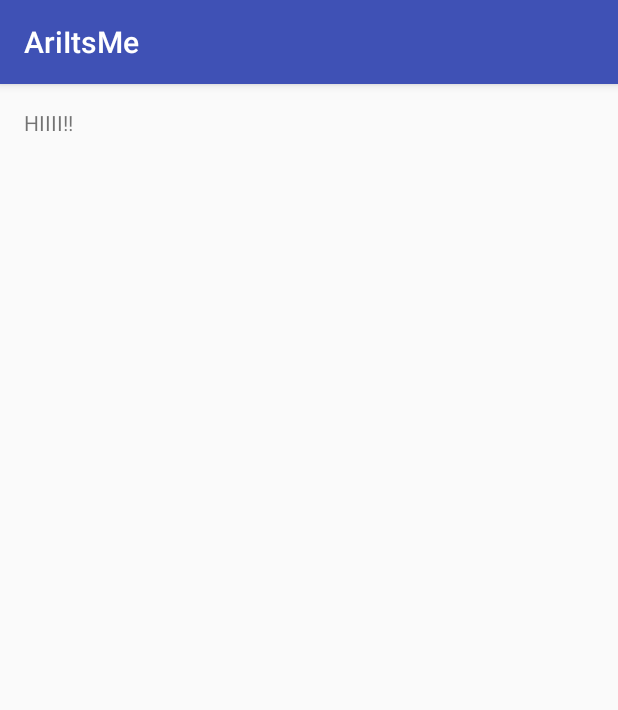
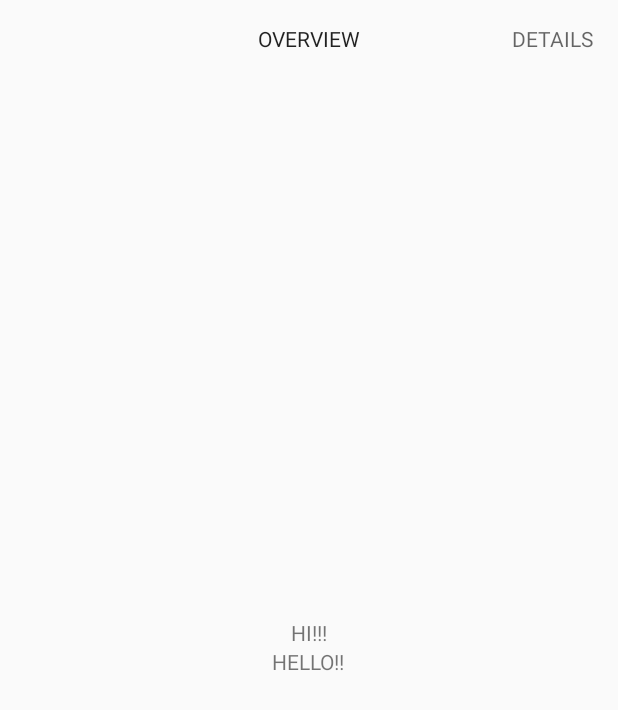
Before and after one commit to technoAri/AriItsMe, an Android app: the ExperienceActivity screen opened directly, with no data from a screen before it, on a phone screen of 412 x 824 dp. Shown: the top 710 px of the screen. Run offline under Robolectric (Android 15) with nearby library versions, the phone set to English and light mode, and no system bars.

Commit message:
View Pager added in Experience

```diff
--- a/app/src/main/java/com/example/hppc/ariitsme/Activities/ExperienceActivity.java
+++ b/app/src/main/java/com/example/hppc/ariitsme/Activities/ExperienceActivity.java
@@ -1,15 +1,85 @@
 package com.example.hppc.ariitsme.Activities;
 
-import android.support.v7.app.AppCompatActivity;
+
+import android.support.v4.app.Fragment;
+import android.support.v4.app.FragmentActivity;
+import android.support.v4.app.FragmentManager;
+import android.support.v4.app.FragmentPagerAdapter;
+import android.support.v4.view.ViewPager;
 import android.os.Bundle;
+import android.view.View;
+import android.widget.TextView;
 
+import com.example.hppc.ariitsme.Fragments.MyFragment;
 import com.example.hppc.ariitsme.R;
 
-public class ExperienceActivity extends AppCompatActivity {
+import java.util.ArrayList;
+import java.util.List;
+
+public class ExperienceActivity extends FragmentActivity {
+
+    MyPageAdapter pageAdapter;
+    TextView tv1, tv2;
 
     @Override
     protected void onCreate(Bundle savedInstanceState) {
         super.onCreate(savedInstanceState);
         setContentView(R.layout.activity_experience);
+
+        List<Fragment> fragments = getFragments();
+
+        pageAdapter = new MyPageAdapter(getSupportFragmentManager(), fragments);
+
+        ViewPager pager =
+
+                (ViewPager)findViewById(R.id.viewpager);
+
+        pager.setAdapter(pageAdapter);
+
+        tv1 = (TextView)findViewById(R.id.tv1);
+        tv2 = (TextView)findViewById(R.id.tv2);
+
     }
+
+    private List<Fragment> getFragments(){
+        List<Fragment> fList = new ArrayList<Fragment>();
+
+        fList.add(MyFragment.newInstance("HI!!!"));
+//        tv2.setVisibility(View.INVISIBLE);
+        fList.add(MyFragment.newInstance("HELLO!!"));
+//        tv2.setVisibility(View.VISIBLE);
+//        tv1.setVisibility(View.INVISIBLE);
+
+        //fList.add(MyFragment.newInstance("Fragment 3"));
+
+        return fList;
+    }
+
+    private class MyPageAdapter extends FragmentPagerAdapter {
+        private List<Fragment> fragments;
+
+        private String tabTitles[] = new String[] { "OVERVIEW", "DETAILS", "" };
+
+
+        public MyPageAdapter(FragmentManager fm, List<Fragment> fragments) {
+            super(fm);
+            this.fragments = fragments;
+        }
+        @Override
+        public Fragment getItem(int position) {
+            return this.fragments.get(position);
+        }
+
+        @Override
+        public CharSequence getPageTitle(int position) {
+            // Generate title based on item position
+            return tabTitles[position];
+        }
+
+        @Override
+        public int getCount() {
+            return this.fragments.size();
+        }
+    }
+
 }
--- /dev/null
+++ b/app/src/main/java/com/example/hppc/ariitsme/Fragments/MyFragment.java
@@ -0,0 +1,37 @@
+package com.example.hppc.ariitsme.Fragments;
+
+import android.os.Bundle;
+import android.support.v4.app.Fragment;
+import android.view.LayoutInflater;
+import android.view.View;
+import android.view.ViewGroup;
+import android.widget.TextView;
+
+import com.example.hppc.ariitsme.R;
+
+/**
+ * Created by HP PC on 8/31/2016.
+ */
+public class MyFragment extends Fragment {
+    public static final String EXTRA_MESSAGE = "EXTRA_MESSAGE";
+    public static final MyFragment newInstance(String message)
+    {
+        MyFragment f = new MyFragment();
+        Bundle bdl = new Bundle(1);
+        bdl.putString(EXTRA_MESSAGE, message);
+        f.setArguments(bdl);
+        return f;
+    }
+    @Override
+    public View onCreateView(LayoutInflater inflater, ViewGroup container,
+                             Bundle savedInstanceState) {
+        String message = getArguments().getString(EXTRA_MESSAGE);
+        View v = inflater.inflate(R.layout.myfragment_layout, container, false);
+        TextView messageTextView = (TextView) v.findViewById(R.id.tv1);
+        //TextView messageTextView2 = (TextView) v.findViewById(R.id.tv2);
+        messageTextView.setText(message);
+//        TextView tvTitle = (TextView) v.findViewById(R.id.tvTitle);
+//        tvTitle.setText("Fragment #" + mPage);
+        return v;
+    }
+}
--- a/app/src/main/res/layout/activity_experience.xml
+++ b/app/src/main/res/layout/activity_experience.xml
@@ -9,8 +9,16 @@
     android:paddingTop="@dimen/activity_vertical_margin"
     tools:context="com.example.hppc.ariitsme.Activities.ExperienceActivity">
 
-    <TextView
-        android:layout_width="wrap_content"
-        android:layout_height="wrap_content"
-        android:text="HIIII!!"/>
+    <android.support.v4.view.ViewPager
+        android:id="@+id/viewpager"
+        android:layout_width="fill_parent"
+        android:layout_height="fill_parent">
+
+        <android.support.v4.view.PagerTitleStrip
+            android:id="@+id/titleVP"
+            android:layout_width="wrap_content"
+            android:layout_height="wrap_content"
+            android:layout_gravity="top" />
+    </android.support.v4.view.ViewPager>
+
 </RelativeLayout>
--- /dev/null
+++ b/app/src/main/res/layout/myfragment_layout.xml
@@ -0,0 +1,30 @@
+<?xml version="1.0" encoding="utf-8"?>
+<RelativeLayout xmlns:android="http://schemas.android.com/apk/res/android"
+    android:layout_width="match_parent"
+    android:layout_height="match_parent"
+    android:orientation="vertical" >
+    <TextView
+        android:id="@+id/textView"
+        android:layout_width="wrap_content"
+        android:layout_height="wrap_content"
+        android:gravity="center" />
+
+    <TextView
+        android:id="@+id/tvTitle"
+        android:layout_width="match_parent"
+        android:layout_height="match_parent"
+        android:gravity="top" />
+    <TextView
+        android:id="@+id/tv1"
+        android:layout_width="wrap_content"
+        android:layout_height="wrap_content"
+        android:text="HIIII!!"
+        android:layout_centerInParent="true"/>
+    <TextView
+        android:id="@+id/tv2"
+        android:layout_below="@+id/tv1"
+        android:layout_width="wrap_content"
+        android:layout_height="wrap_content"
+        android:text="HELLO!!"
+        android:layout_centerInParent="true"/>
+</RelativeLayout>
```
